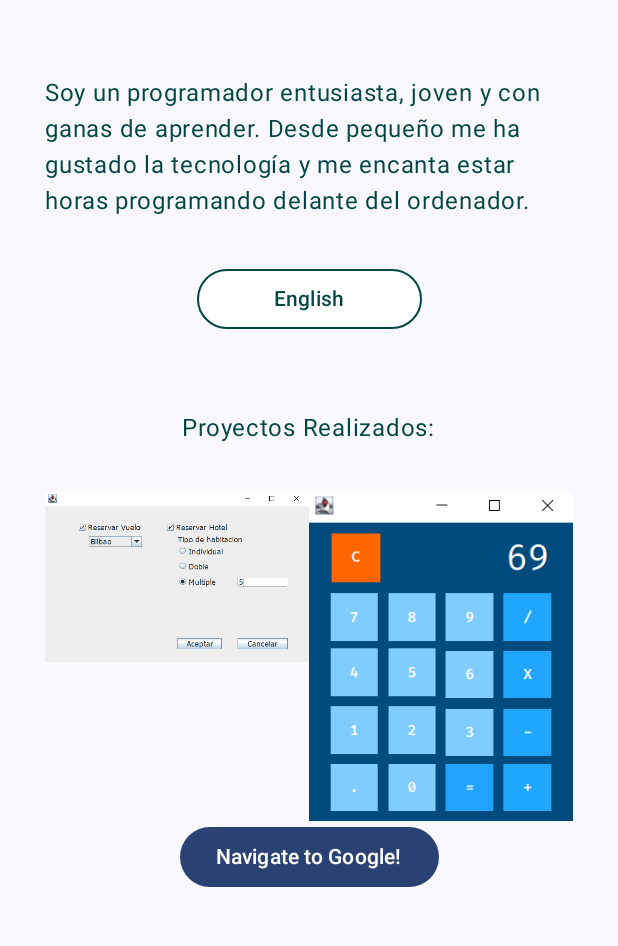
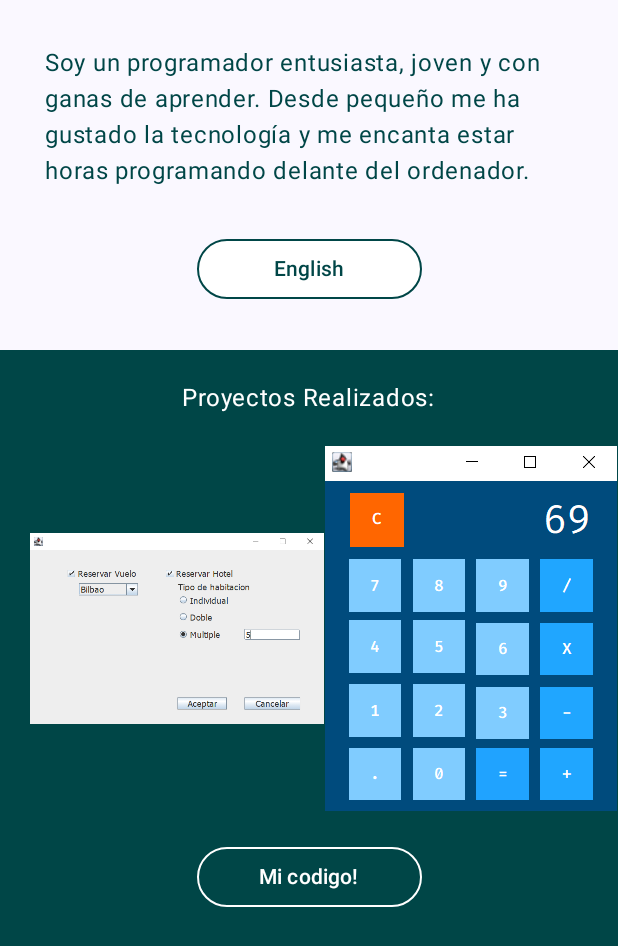
Before and after one commit to PabloRomeroAgudo/MiPresentacion, an Android app built with Jetpack Compose: the composable InfoExtra shown on its own in the app's theme, on a phone screen of 412 x 824 dp. Shown: the top 946 px of the screen. Run offline under Robolectric (Android 15) with nearby library versions, the phone set to English and light mode, and no system bars.

Commit message:
COMMIT FINAL

```diff
--- a/app/src/main/java/com/example/mipresentacion/MainActivity.kt
+++ b/app/src/main/java/com/example/mipresentacion/MainActivity.kt
@@ -1,7 +1,5 @@
 package com.example.mipresentacion
 
-import android.content.Intent
-import android.net.Uri
 import android.os.Bundle
 import androidx.activity.ComponentActivity
 import androidx.activity.compose.setContent
@@ -35,7 +33,7 @@ import androidx.compose.ui.Alignment
 import androidx.compose.ui.Modifier
 import androidx.compose.ui.graphics.Color
 import androidx.compose.ui.graphics.painter.Painter
-import androidx.compose.ui.platform.LocalContext
+import androidx.compose.ui.platform.LocalUriHandler
 import androidx.compose.ui.res.painterResource
 import androidx.compose.ui.text.font.FontStyle
 import androidx.compose.ui.text.font.FontWeight
@@ -165,26 +163,33 @@ fun InfoExtra() {
     var introduccion by remember { mutableStateOf("Soy un programador entusiasta, joven y con ganas de aprender. Desde pequeño me ha gustado la tecnología y me encanta estar horas programando delante del ordenador.") }
     var idioma by remember { mutableStateOf("English") }
     var trabajos by remember { mutableStateOf("Proyectos Realizados:") }
+    var github by remember { mutableStateOf("Mi codigo!") }
     Column(
         horizontalAlignment = Alignment.CenterHorizontally,
         modifier = Modifier
             .fillMaxSize()
-            .padding(start = 30.dp, top = 50.dp, end = 30.dp)
+    ) {
+        Column(
+            modifier = Modifier.padding(start = 30.dp, top = 30.dp, end = 30.dp, bottom = 30.dp),
+            verticalArrangement = Arrangement.Center,
+            horizontalAlignment = Alignment.CenterHorizontally
         ) {
             Text(text = introduccion,
                 color = Color(0, 70, 71, 255),
-            modifier = Modifier.height(125.dp)
+                modifier = Modifier
+                    .height(125.dp)
             )
-
             Button(onClick = {
                     if (idioma == "English") {
                         introduccion = "I am an enthusiastic programmer, young and eager to learn. Since I was a child I have loved technology and I love to spend hours programming in front of the computer."
                         idioma = "Español"
                         trabajos = "Projects Completed"
+                        github = "My code!"
                     } else {
                         introduccion = "Soy un programador entusiasta, joven y con ganas de aprender. Desde pequeño me ha gustado la tecnología y me encanta estar horas programando delante del ordenador."
                         idioma = "English"
                         trabajos = "Proyectos Realizados:"
+                        github = "Mi codigo!"
                     }
                 },
                 modifier = Modifier.width(150.dp),
@@ -195,35 +200,56 @@ fun InfoExtra() {
             ) {
                 Text(text = idioma)
             }
+        }
+        Proyectos(trabajos, github)
+    }
+}
 
+@Composable
+fun Proyectos(trabajos : String, github : String) {
+    Column(
+        modifier = Modifier
+            .background(Color(0, 70, 71, 255))
+            .fillMaxSize(),
+        horizontalAlignment = Alignment.CenterHorizontally
+    ){
         Text(text = trabajos,
-            modifier = Modifier.padding(top = 50.dp),
-            color = Color(0, 70, 71, 255)
+            modifier = Modifier.padding(top = 20.dp, bottom = 20.dp),
+            color = Color.White
         )
 
         Row (
-            modifier = Modifier.padding(top = 30.dp)
+            modifier = Modifier.padding(bottom = 20.dp, start = 20.dp),
+            verticalAlignment = Alignment.CenterVertically
         ) {
-            val image = painterResource(R.drawable.primerproyecto)
-            val image2 = painterResource(R.drawable.segundoproyecto)
+            val primerproyecto = painterResource(R.drawable.primerproyecto)
+            val segundoproyecto = painterResource(R.drawable.segundoproyecto)
+
             Image(
-                painter = image,
+                painter = primerproyecto,
                 contentDescription = null,
-                modifier = Modifier.weight(1f))
-            Image(painter = image2,
+                modifier = Modifier.weight(1f)
+            )
+            Image(painter = segundoproyecto,
                 contentDescription = null,
-                modifier = Modifier.weight(1f))
+                modifier = Modifier.weight(1f)
+            )
         }
+        val localUriHandler = LocalUriHandler.current
 
-        val context = LocalContext.current
-        val intent = remember { Intent(Intent.ACTION_VIEW, Uri.parse("https://www.google.com/")) }
-
-        Button(onClick = { context.startActivity(intent) }) {
-            Text(text = "Navigate to Google!")
+        Button(onClick = { localUriHandler.openUri("https://github.com/PabloRomeroAgudo/MiPresentacion") },
+            modifier = Modifier.width(150.dp),
+            colors = ButtonDefaults.buttonColors(
+                containerColor = Color(0, 70, 71, 255),
+                contentColor = Color.White
+            ),
+            border = BorderStroke(1.dp, Color.White)
+        ) {
+            Text(text = github)
+        }
     }
 }
 
-}
 
 @Preview(showBackground = true)
 @Composable
```
Lines whose indentation alone changed are shown as unchanged.
